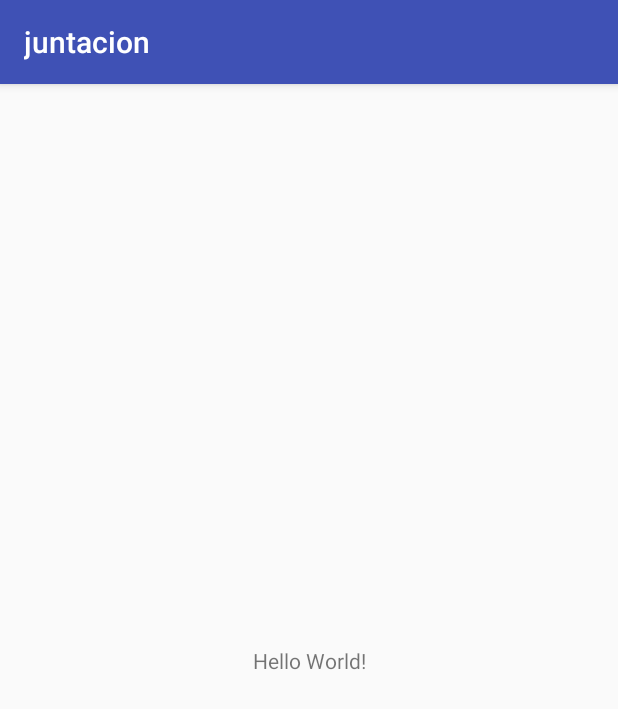
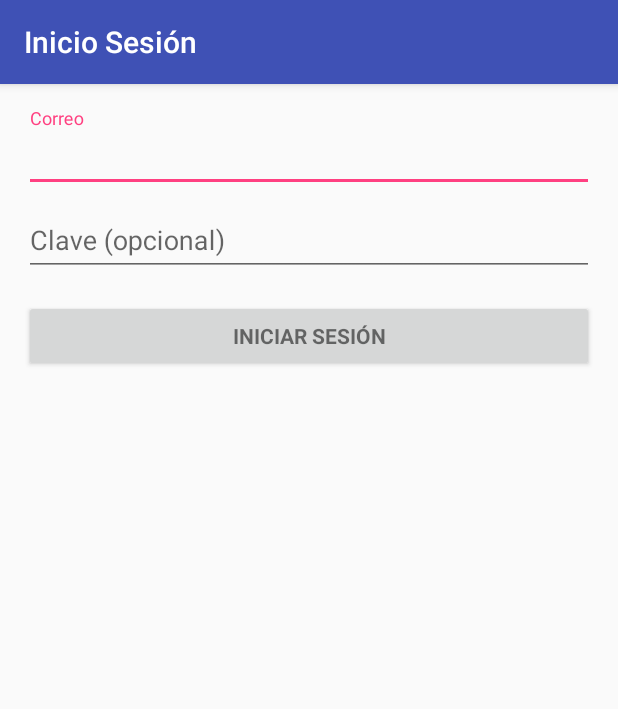
Before and after one commit to NecroKorn/juntacion, an Android app: the screen it shows after launch (MainActivity before the commit, LoginActivity after it), on a phone screen of 412 x 824 dp. Shown: the top 709 px of the screen. Run offline under Robolectric (Android 15) with nearby library versions, the phone set to English and light mode, and no system bars; 2 statements that could not run were skipped.

Commit message:
se crea el login y se agega la llamada a la activity juntacionActivity

```diff
--- a/app/build.gradle
+++ b/app/build.gradle
@@ -26,5 +26,6 @@
     })
     compile 'com.android.support:appcompat-v7:25.3.1'
     compile 'com.android.support.constraint:constraint-layout:1.0.2'
+    compile 'com.android.support:design:25.3.1'
     testCompile 'junit:junit:4.12'
 }
--- /dev/null
+++ b/app/src/main/java/cl/darkcity/vv/juntacion/LoginActivity.java
@@ -0,0 +1,352 @@
+package cl.darkcity.vv.juntacion;
+
+import android.animation.Animator;
+import android.animation.AnimatorListenerAdapter;
+import android.annotation.TargetApi;
+import android.content.Intent;
+import android.content.pm.PackageManager;
+import android.support.annotation.NonNull;
+import android.support.design.widget.Snackbar;
+import android.support.v7.app.AppCompatActivity;
+import android.app.LoaderManager.LoaderCallbacks;
+
+import android.content.CursorLoader;
+import android.content.Loader;
+import android.database.Cursor;
+import android.net.Uri;
+import android.os.AsyncTask;
+
+import android.os.Build;
+import android.os.Bundle;
+import android.provider.ContactsContract;
+import android.text.TextUtils;
+import android.view.KeyEvent;
+import android.view.View;
+import android.view.View.OnClickListener;
+import android.view.inputmethod.EditorInfo;
+import android.widget.ArrayAdapter;
+import android.widget.AutoCompleteTextView;
+import android.widget.Button;
+import android.widget.EditText;
+import android.widget.TextView;
+
+import java.util.ArrayList;
+import java.util.List;
+
+import static android.Manifest.permission.READ_CONTACTS;
+
+/**
+ * A login screen that offers login via email/password.
+ */
+public class LoginActivity extends AppCompatActivity implements LoaderCallbacks<Cursor> {
+
+    /**
+     * Id to identity READ_CONTACTS permission request.
+     */
+    private static final int REQUEST_READ_CONTACTS = 0;
+
+    /**
+     * A dummy authentication store containing known user names and passwords.
+     * TODO: remove after connecting to a real authentication system.
+     */
+    private static final String[] DUMMY_CREDENTIALS = new String[]{
+            "test@test.com:test1"
+    };
+    /**
+     * Keep track of the login task to ensure we can cancel it if requested.
+     */
+    private UserLoginTask mAuthTask = null;
+
+    // UI references.
+    private AutoCompleteTextView mEmailView;
+    private EditText mPasswordView;
+    private View mProgressView;
+    private View mLoginFormView;
+
+    @Override
+    protected void onCreate(Bundle savedInstanceState) {
+        super.onCreate(savedInstanceState);
+        setContentView(R.layout.activity_login);
+        // Set up the login form.
+        mEmailView = (AutoCompleteTextView) findViewById(R.id.email);
+        populateAutoComplete();
+
+        mPasswordView = (EditText) findViewById(R.id.password);
+        mPasswordView.setOnEditorActionListener(new TextView.OnEditorActionListener() {
+            @Override
+            public boolean onEditorAction(TextView textView, int id, KeyEvent keyEvent) {
+                if (id == R.id.login || id == EditorInfo.IME_NULL) {
+                    attemptLogin();
+                    return true;
+                }
+                return false;
+            }
+        });
+
+        Button mEmailSignInButton = (Button) findViewById(R.id.email_sign_in_button);
+        mEmailSignInButton.setOnClickListener(new OnClickListener() {
+            @Override
+            public void onClick(View view) {
+                attemptLogin();
+            }
+        });
+
+        mLoginFormView = findViewById(R.id.login_form);
+        mProgressView = findViewById(R.id.login_progress);
+    }
+
+    private void populateAutoComplete() {
+        if (!mayRequestContacts()) {
+            return;
+        }
+
+        getLoaderManager().initLoader(0, null, this);
+    }
+
+    private boolean mayRequestContacts() {
+        if (Build.VERSION.SDK_INT < Build.VERSION_CODES.M) {
+            return true;
+        }
+        if (checkSelfPermission(READ_CONTACTS) == PackageManager.PERMISSION_GRANTED) {
+            return true;
+        }
+        if (shouldShowRequestPermissionRationale(READ_CONTACTS)) {
+            Snackbar.make(mEmailView, R.string.permission_rationale, Snackbar.LENGTH_INDEFINITE)
+                    .setAction(android.R.string.ok, new View.OnClickListener() {
+                        @Override
+                        @TargetApi(Build.VERSION_CODES.M)
+                        public void onClick(View v) {
+                            requestPermissions(new String[]{READ_CONTACTS}, REQUEST_READ_CONTACTS);
+                        }
+                    });
+        } else {
+            requestPermissions(new String[]{READ_CONTACTS}, REQUEST_READ_CONTACTS);
+        }
+        return false;
+    }
+
+    /**
+     * Callback received when a permissions request has been completed.
+     */
+    @Override
+    public void onRequestPermissionsResult(int requestCode, @NonNull String[] permissions,
+                                           @NonNull int[] grantResults) {
+        if (requestCode == REQUEST_READ_CONTACTS) {
+            if (grantResults.length == 1 && grantResults[0] == PackageManager.PERMISSION_GRANTED) {
+                populateAutoComplete();
+            }
+        }
+    }
+
+
+    /**
+     * Attempts to sign in or register the account specified by the login form.
+     * If there are form errors (invalid email, missing fields, etc.), the
+     * errors are presented and no actual login attempt is made.
+     */
+    private void attemptLogin() {
+        if (mAuthTask != null) {
+            return;
+        }
+
+        // Reset errors.
+        mEmailView.setError(null);
+        mPasswordView.setError(null);
+
+        // Store values at the time of the login attempt.
+        String email = mEmailView.getText().toString();
+        String password = mPasswordView.getText().toString();
+
+        boolean cancel = false;
+        View focusView = null;
+
+        // Check for a valid password, if the user entered one.
+        if (!TextUtils.isEmpty(password) && !isPasswordValid(password)) {
+            mPasswordView.setError(getString(R.string.error_invalid_password));
+            focusView = mPasswordView;
+            cancel = true;
+        }
+
+        // Check for a valid email address.
+        if (TextUtils.isEmpty(email)) {
+            mEmailView.setError(getString(R.string.error_field_required));
+            focusView = mEmailView;
+            cancel = true;
+        } else if (!isEmailValid(email)) {
+            mEmailView.setError(getString(R.string.error_invalid_email));
+            focusView = mEmailView;
+            cancel = true;
+        }
+
+        if (cancel) {
+            // There was an error; don't attempt login and focus the first
+            // form field with an error.
+            focusView.requestFocus();
+        } else {
+            // Show a progress spinner, and kick off a background task to
+            // perform the user login attempt.
+            showProgress(true);
+            mAuthTask = new UserLoginTask(email, password);
+            mAuthTask.execute((Void) null);
+        }
+    }
+
+    private boolean isEmailValid(String email) {
+        //TODO: Replace this with your own logic
+        return email.contains("@");
+    }
+
+    private boolean isPasswordValid(String password) {
+        //TODO: Replace this with your own logic
+        return password.length() > 4;
+    }
+
+    /**
+     * Shows the progress UI and hides the login form.
+     */
+    @TargetApi(Build.VERSION_CODES.HONEYCOMB_MR2)
+    private void showProgress(final boolean show) {
+        // On Honeycomb MR2 we have the ViewPropertyAnimator APIs, which allow
+        // for very easy animations. If available, use these APIs to fade-in
+        // the progress spinner.
+        if (Build.VERSION.SDK_INT >= Build.VERSION_CODES.HONEYCOMB_MR2) {
+            int shortAnimTime = getResources().getInteger(android.R.integer.config_shortAnimTime);
+
+            mLoginFormView.setVisibility(show ? View.GONE : View.VISIBLE);
+            mLoginFormView.animate().setDuration(shortAnimTime).alpha(
+                    show ? 0 : 1).setListener(new AnimatorListenerAdapter() {
+                @Override
+                public void onAnimationEnd(Animator animation) {
+                    mLoginFormView.setVisibility(show ? View.GONE : View.VISIBLE);
+                }
+            });
+
+            mProgressView.setVisibility(show ? View.VISIBLE : View.GONE);
+            mProgressView.animate().setDuration(shortAnimTime).alpha(
+                    show ? 1 : 0).setListener(new AnimatorListenerAdapter() {
+                @Override
+                public void onAnimationEnd(Animator animation) {
+                    mProgressView.setVisibility(show ? View.VISIBLE : View.GONE);
+                }
+            });
+        } else {
+            // The ViewPropertyAnimator APIs are not available, so simply show
+            // and hide the relevant UI components.
+            mProgressView.setVisibility(show ? View.VISIBLE : View.GONE);
+            mLoginFormView.setVisibility(show ? View.GONE : View.VISIBLE);
+        }
+    }
+
+    @Override
+    public Loader<Cursor> onCreateLoader(int i, Bundle bundle) {
+        return new CursorLoader(this,
+                // Retrieve data rows for the device user's 'profile' contact.
+                Uri.withAppendedPath(ContactsContract.Profile.CONTENT_URI,
+                        ContactsContract.Contacts.Data.CONTENT_DIRECTORY), ProfileQuery.PROJECTION,
+
+                // Select only email addresses.
+                ContactsContract.Contacts.Data.MIMETYPE +
+                        " = ?", new String[]{ContactsContract.CommonDataKinds.Email
+                .CONTENT_ITEM_TYPE},
+
+                // Show primary email addresses first. Note that there won't be
+                // a primary email address if the user hasn't specified one.
+                ContactsContract.Contacts.Data.IS_PRIMARY + " DESC");
+    }
+
+    @Override
+    public void onLoadFinished(Loader<Cursor> cursorLoader, Cursor cursor) {
+        List<String> emails = new ArrayList<>();
+        cursor.moveToFirst();
+        while (!cursor.isAfterLast()) {
+            emails.add(cursor.getString(ProfileQuery.ADDRESS));
+            cursor.moveToNext();
+        }
+
+        addEmailsToAutoComplete(emails);
+    }
+
+    @Override
+    public void onLoaderReset(Loader<Cursor> cursorLoader) {
+
+    }
+
+    private void addEmailsToAutoComplete(List<String> emailAddressCollection) {
+        //Create adapter to tell the AutoCompleteTextView what to show in its dropdown list.
+        ArrayAdapter<String> adapter =
+                new ArrayAdapter<>(LoginActivity.this,
+                        android.R.layout.simple_dropdown_item_1line, emailAddressCollection);
+
+        mEmailView.setAdapter(adapter);
+    }
+
+
+    private interface ProfileQuery {
+        String[] PROJECTION = {
+                ContactsContract.CommonDataKinds.Email.ADDRESS,
+                ContactsContract.CommonDataKinds.Email.IS_PRIMARY,
+        };
+
+        int ADDRESS = 0;
+        int IS_PRIMARY = 1;
+    }
+
+    /**
+     * Represents an asynchronous login/registration task used to authenticate
+     * the user.
+     */
+    public class UserLoginTask extends AsyncTask<Void, Void, Boolean> {
+
+        private final String mEmail;
+        private final String mPassword;
+
+        UserLoginTask(String email, String password) {
+            mEmail = email;
+            mPassword = password;
+        }
+
+        @Override
+        protected Boolean doInBackground(Void... params) {
+            // TODO: attempt authentication against a network service.
+
+            try {
+                // Simulate network access.
+                Thread.sleep(2000);
+            } catch (InterruptedException e) {
+                return false;
+            }
+
+            for (String credential : DUMMY_CREDENTIALS) {
+                String[] pieces = credential.split(":");
+                if (pieces[0].equals(mEmail)) {
+                    // Account exists, return true if the password matches.
+                    return pieces[1].equals(mPassword);
+                }
+            }
+
+            // TODO: register the new account here.
+            return false;
+        }
+
+        @Override
+        protected void onPostExecute(final Boolean success) {
+            mAuthTask = null;
+            showProgress(false);
+
+            if (success) {
+                finish();
+                Intent myIntent = new Intent(LoginActivity.this,JuntasActivity.class);
+                LoginActivity.this.startActivity(myIntent);
+            } else {
+                mPasswordView.setError(getString(R.string.error_incorrect_password));
+                mPasswordView.requestFocus();
+            }
+        }
+
+        @Override
+        protected void onCancelled() {
+            mAuthTask = null;
+            showProgress(false);
+        }
+    }
+}
--- a/app/src/main/res/layout/activity_juntas.xml
+++ b/app/src/main/res/layout/activity_juntas.xml
@@ -1,9 +1,13 @@
 <?xml version="1.0" encoding="utf-8"?>
 <android.support.constraint.ConstraintLayout xmlns:android="http://schemas.android.com/apk/res/android"
-    xmlns:app="http://schemas.android.com/apk/res-auto"
     xmlns:tools="http://schemas.android.com/tools"
     android:layout_width="match_parent"
     android:layout_height="match_parent"
     tools:context="cl.darkcity.vv.juntacion.JuntasActivity">
 
+    <TextView
+        android:layout_width="wrap_content"
+        android:layout_height="wrap_content"
+        android:text="Login Correcto!"/>
+
 </android.support.constraint.ConstraintLayout>
--- /dev/null
+++ b/app/src/main/res/layout/activity_login.xml
@@ -0,0 +1,77 @@
+<LinearLayout xmlns:android="http://schemas.android.com/apk/res/android"
+    xmlns:tools="http://schemas.android.com/tools"
+    android:layout_width="match_parent"
+    android:layout_height="match_parent"
+    android:gravity="center_horizontal"
+    android:orientation="vertical"
+    android:paddingBottom="@dimen/activity_vertical_margin"
+    android:paddingLeft="@dimen/activity_horizontal_margin"
+    android:paddingRight="@dimen/activity_horizontal_margin"
+    android:paddingTop="@dimen/activity_vertical_margin"
+    tools:context="cl.darkcity.vv.juntacion.LoginActivity">
+
+    <!-- Login progress -->
+    <ProgressBar
+        android:id="@+id/login_progress"
+        style="?android:attr/progressBarStyleLarge"
+        android:layout_width="wrap_content"
+        android:layout_height="wrap_content"
+        android:layout_marginBottom="8dp"
+        android:visibility="gone" />
+
+    <ScrollView
+        android:id="@+id/login_form"
+        android:layout_width="match_parent"
+        android:layout_height="match_parent">
+
+        <LinearLayout
+            android:id="@+id/email_login_form"
+            android:layout_width="match_parent"
+            android:layout_height="wrap_content"
+            android:orientation="vertical">
+
+            <android.support.design.widget.TextInputLayout
+                android:layout_width="match_parent"
+                android:layout_height="wrap_content">
+
+                <AutoCompleteTextView
+                    android:id="@+id/email"
+                    android:layout_width="match_parent"
+                    android:layout_height="wrap_content"
+                    android:hint="@string/prompt_email"
+                    android:inputType="textEmailAddress"
+                    android:maxLines="1"
+                    android:singleLine="true" />
+
+            </android.support.design.widget.TextInputLayout>
+
+            <android.support.design.widget.TextInputLayout
+                android:layout_width="match_parent"
+                android:layout_height="wrap_content">
+
+                <EditText
+                    android:id="@+id/password"
+                    android:layout_width="match_parent"
+                    android:layout_height="wrap_content"
+                    android:hint="@string/prompt_password"
+                    android:imeActionId="@+id/login"
+                    android:imeActionLabel="@string/action_sign_in_short"
+                    android:imeOptions="actionUnspecified"
+                    android:inputType="textPassword"
+                    android:maxLines="1"
+                    android:singleLine="true" />
+
+            </android.support.design.widget.TextInputLayout>
+
+            <Button
+                android:id="@+id/email_sign_in_button"
+                style="?android:textAppearanceSmall"
+                android:layout_width="match_parent"
+                android:layout_height="wrap_content"
+                android:layout_marginTop="16dp"
+                android:text="@string/action_sign_in"
+                android:textStyle="bold" />
+
+        </LinearLayout>
+    </ScrollView>
+</LinearLayout>
--- /dev/null
+++ b/app/src/main/res/values/dimens.xml
@@ -0,0 +1,5 @@
+<resources>
+    <!-- Default screen margins, per the Android Design guidelines. -->
+    <dimen name="activity_horizontal_margin">16dp</dimen>
+    <dimen name="activity_vertical_margin">16dp</dimen>
+</resources>
--- a/app/src/main/res/values/strings.xml
+++ b/app/src/main/res/values/strings.xml
@@ -1,3 +1,17 @@
 <resources>
     <string name="app_name">juntacion</string>
+    <string name="title_activity_login">Inicio Sesión</string>
+
+    <!-- Strings related to login -->
+    <string name="prompt_email">Correo</string>
+    <string name="prompt_password">Clave (opcional)</string>
+    <string name="action_sign_in">Iniciar sesión</string>
+    <string name="action_sign_in_short">Registrarse</string>
+    <string name="error_invalid_email">La dirección de correo es inválida</string>
+    <string name="error_invalid_password">La clave es demasiado corta</string>
+    <string name="error_incorrect_password">La clave es incorrecta</string>
+    <string name="error_field_required">Este campo es requerido</string>
+    <string name="permission_rationale">"Se necesitan permisos de contactos para proporcionar la
+        autocompletación del correo electrónico."
+    </string>
 </resources>
```
Also changed, not shown: app/src/main/AndroidManifest.xml (+18 -7 lines).
